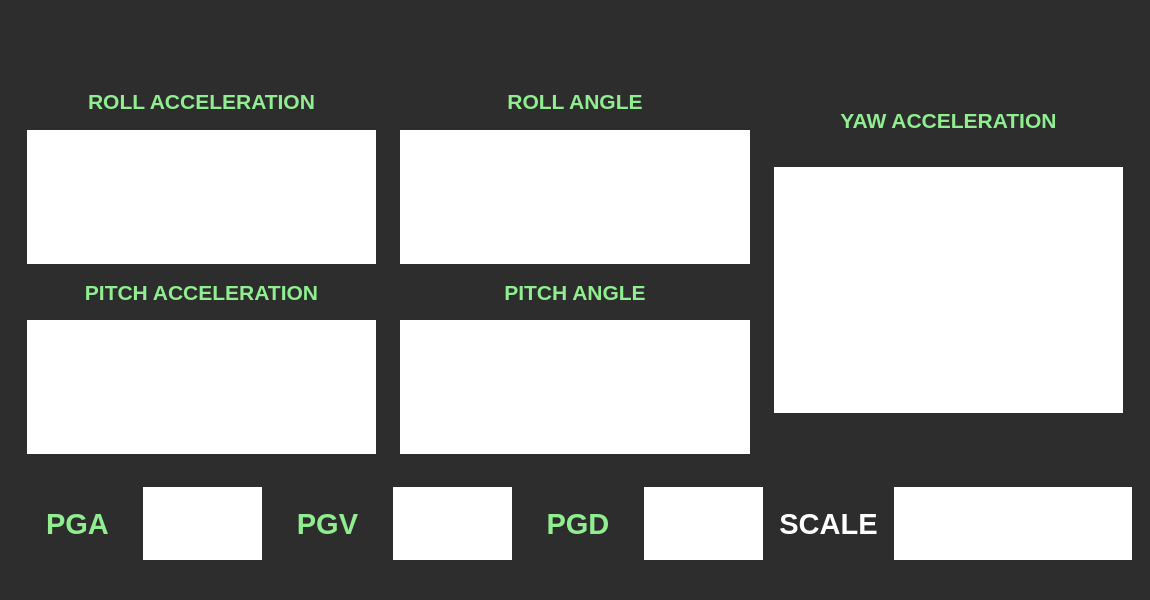
Above: seismograph.ui from Hi-Keiko/tugas-hardware-caslab before the change. Below: the same form after it.
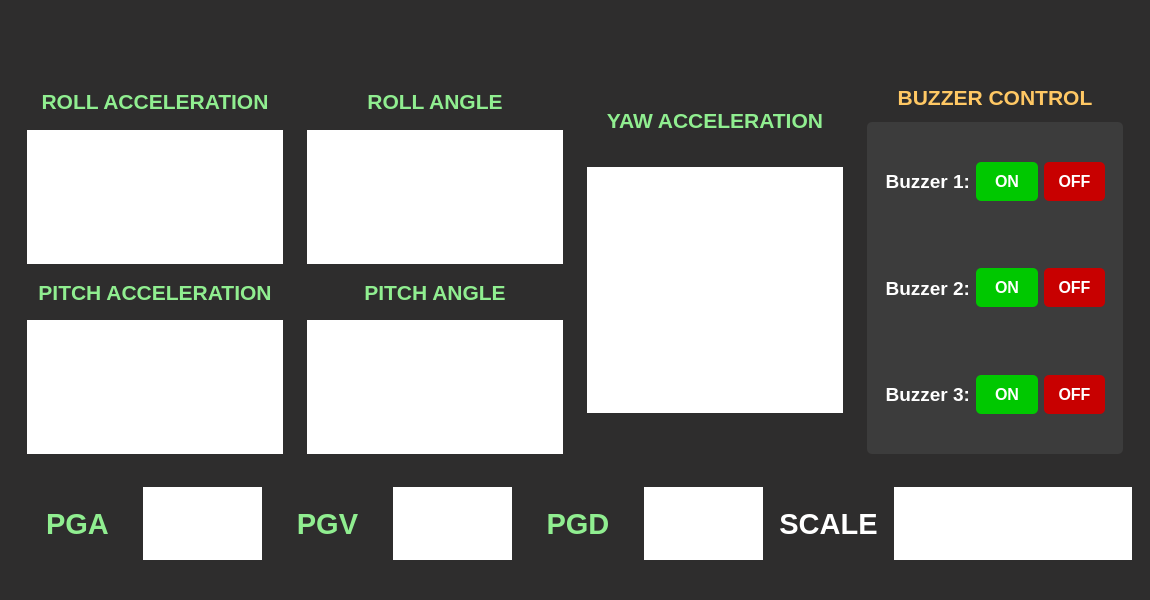
That is the form after the change. Icons and pictures are not drawn.

Commit message:
Add buzzer control panel to UI
Added a buzzer control panel with three buzzer controls, each having ON/OFF buttons and labels.

The edit to the form file:
```diff
--- a/seismograph.ui
+++ b/seismograph.ui
@@ -51,7 +51,7 @@
       <property name="frameShadow">
        <enum>QFrame::Plain</enum>
       </property>
-      <layout class="QHBoxLayout" name="horizontalLayout_4" stretch="1,1,1">
+      <layout class="QHBoxLayout" name="horizontalLayout_4" stretch="1,1,1,1">
        <item>
         <widget class="QFrame" name="frame">
          <property name="sizePolicy">
@@ -314,6 +314,329 @@
          </layout>
         </widget>
        </item>
+       <item>
+        <widget class="QFrame" name="frame_buzzer">
+         <property name="sizePolicy">
+          <sizepolicy hsizetype="Expanding" vsizetype="Expanding">
+           <horstretch>0</horstretch>
+           <verstretch>0</verstretch>
+          </sizepolicy>
+         </property>
+         <property name="frameShape">
+          <enum>QFrame::NoFrame</enum>
+         </property>
+         <property name="frameShadow">
+          <enum>QFrame::Plain</enum>
+         </property>
+         <layout class="QVBoxLayout" name="verticalLayout_buzzer" stretch="1,9">
+          <item>
+           <widget class="QLabel" name="label_buzzer_control">
+            <property name="sizePolicy">
+             <sizepolicy hsizetype="Expanding" vsizetype="Expanding">
+              <horstretch>0</horstretch>
+              <verstretch>0</verstretch>
+             </sizepolicy>
+            </property>
+            <property name="font">
+             <font>
+              <pointsize>16</pointsize>
+              <weight>75</weight>
+              <bold>true</bold>
+             </font>
+            </property>
+            <property name="styleSheet">
+             <string notr="true">color: rgb(255, 200, 100); background-color: transparent;</string>
+            </property>
+            <property name="text">
+             <string>BUZZER CONTROL</string>
+            </property>
+            <property name="alignment">
+             <set>Qt::AlignCenter</set>
+            </property>
+           </widget>
+          </item>
+          <item>
+           <widget class="QWidget" name="buzzer_control_panel" native="true">
+            <property name="sizePolicy">
+             <sizepolicy hsizetype="Expanding" vsizetype="Expanding">
+              <horstretch>0</horstretch>
+              <verstretch>0</verstretch>
+             </sizepolicy>
+            </property>
+            <property name="styleSheet">
+             <string notr="true">background-color: rgb(60, 60, 60); border-radius: 5px;</string>
+            </property>
+            <layout class="QVBoxLayout" name="verticalLayout_buzzer_inner">
+             <item>
+              <widget class="QFrame" name="frame_buzzer1">
+               <property name="frameShape">
+                <enum>QFrame::NoFrame</enum>
+               </property>
+               <property name="frameShadow">
+                <enum>QFrame::Plain</enum>
+               </property>
+               <layout class="QHBoxLayout" name="horizontalLayout_buzzer1">
+                <item>
+                 <widget class="QLabel" name="label_buzzer1">
+                  <property name="font">
+                   <font>
+                    <pointsize>14</pointsize>
+                    <weight>75</weight>
+                    <bold>true</bold>
+                   </font>
+                  </property>
+                  <property name="styleSheet">
+                   <string notr="true">color: rgb(255, 255, 255); background-color: transparent;</string>
+                  </property>
+                  <property name="text">
+                   <string>Buzzer 1:</string>
+                  </property>
+                  <property name="alignment">
+                   <set>Qt::AlignRight|Qt::AlignVCenter</set>
+                  </property>
+                 </widget>
+                </item>
+                <item>
+                 <widget class="QPushButton" name="btn_buzzer1_on">
+                  <property name="font">
+                   <font>
+                    <pointsize>12</pointsize>
+                    <weight>75</weight>
+                    <bold>true</bold>
+                   </font>
+                  </property>
+                  <property name="styleSheet">
+                   <string notr="true">QPushButton {
+    background-color: rgb(0, 200, 0);
+    color: white;
+    border-radius: 5px;
+    padding: 10px;
+}
+QPushButton:hover {
+    background-color: rgb(0, 255, 0);
+}
+QPushButton:pressed {
+    background-color: rgb(0, 150, 0);
+}</string>
+                  </property>
+                  <property name="text">
+                   <string>ON</string>
+                  </property>
+                 </widget>
+                </item>
+                <item>
+                 <widget class="QPushButton" name="btn_buzzer1_off">
+                  <property name="font">
+                   <font>
+                    <pointsize>12</pointsize>
+                    <weight>75</weight>
+                    <bold>true</bold>
+                   </font>
+                  </property>
+                  <property name="styleSheet">
+                   <string notr="true">QPushButton {
+    background-color: rgb(200, 0, 0);
+    color: white;
+    border-radius: 5px;
+    padding: 10px;
+}
+QPushButton:hover {
+    background-color: rgb(255, 0, 0);
+}
+QPushButton:pressed {
+    background-color: rgb(150, 0, 0);
+}</string>
+                  </property>
+                  <property name="text">
+                   <string>OFF</string>
+                  </property>
+                 </widget>
+                </item>
+               </layout>
+              </widget>
+             </item>
+             <item>
+              <widget class="QFrame" name="frame_buzzer2">
+               <property name="frameShape">
+                <enum>QFrame::NoFrame</enum>
+               </property>
+               <property name="frameShadow">
+                <enum>QFrame::Plain</enum>
+               </property>
+               <layout class="QHBoxLayout" name="horizontalLayout_buzzer2">
+                <item>
+                 <widget class="QLabel" name="label_buzzer2">
+                  <property name="font">
+                   <font>
+                    <pointsize>14</pointsize>
+                    <weight>75</weight>
+                    <bold>true</bold>
+                   </font>
+                  </property>
+                  <property name="styleSheet">
+                   <string notr="true">color: rgb(255, 255, 255); background-color: transparent;</string>
+                  </property>
+                  <property name="text">
+                   <string>Buzzer 2:</string>
+                  </property>
+                  <property name="alignment">
+                   <set>Qt::AlignRight|Qt::AlignVCenter</set>
+                  </property>
+                 </widget>
+                </item>
+                <item>
+                 <widget class="QPushButton" name="btn_buzzer2_on">
+                  <property name="font">
+                   <font>
+                    <pointsize>12</pointsize>
+                    <weight>75</weight>
+                    <bold>true</bold>
+                   </font>
+                  </property>
+                  <property name="styleSheet">
+                   <string notr="true">QPushButton {
+    background-color: rgb(0, 200, 0);
+    color: white;
+    border-radius: 5px;
+    padding: 10px;
+}
+QPushButton:hover {
+    background-color: rgb(0, 255, 0);
+}
+QPushButton:pressed {
+    background-color: rgb(0, 150, 0);
+}</string>
+                  </property>
+                  <property name="text">
+                   <string>ON</string>
+                  </property>
+                 </widget>
+                </item>
+                <item>
+                 <widget class="QPushButton" name="btn_buzzer2_off">
+                  <property name="font">
+                   <font>
+                    <pointsize>12</pointsize>
+                    <weight>75</weight>
+                    <bold>true</bold>
+                   </font>
+                  </property>
+                  <property name="styleSheet">
+                   <string notr="true">QPushButton {
+    background-color: rgb(200, 0, 0);
+    color: white;
+    border-radius: 5px;
+    padding: 10px;
+}
+QPushButton:hover {
+    background-color: rgb(255, 0, 0);
+}
+QPushButton:pressed {
+    background-color: rgb(150, 0, 0);
+}</string>
+                  </property>
+                  <property name="text">
+                   <string>OFF</string>
+                  </property>
+                 </widget>
+                </item>
+               </layout>
+              </widget>
+             </item>
+             <item>
+              <widget class="QFrame" name="frame_buzzer3">
+               <property name="frameShape">
+                <enum>QFrame::NoFrame</enum>
+               </property>
+               <property name="frameShadow">
+                <enum>QFrame::Plain</enum>
+               </property>
+               <layout class="QHBoxLayout" name="horizontalLayout_buzzer3">
+                <item>
+                 <widget class="QLabel" name="label_buzzer3">
+                  <property name="font">
+                   <font>
+                    <pointsize>14</pointsize>
+                    <weight>75</weight>
+                    <bold>true</bold>
+                   </font>
+                  </property>
+                  <property name="styleSheet">
+                   <string notr="true">color: rgb(255, 255, 255); background-color: transparent;</string>
+                  </property>
+                  <property name="text">
+                   <string>Buzzer 3:</string>
+                  </property>
+                  <property name="alignment">
+                   <set>Qt::AlignRight|Qt::AlignVCenter</set>
+                  </property>
+                 </widget>
+                </item>
+                <item>
+                 <widget class="QPushButton" name="btn_buzzer3_on">
+                  <property name="font">
+                   <font>
+                    <pointsize>12</pointsize>
+                    <weight>75</weight>
+                    <bold>true</bold>
+                   </font>
+                  </property>
+                  <property name="styleSheet">
+                   <string notr="true">QPushButton {
+    background-color: rgb(0, 200, 0);
+    color: white;
+    border-radius: 5px;
+    padding: 10px;
+}
+QPushButton:hover {
+    background-color: rgb(0, 255, 0);
+}
+QPushButton:pressed {
+    background-color: rgb(0, 150, 0);
+}</string>
+                  </property>
+                  <property name="text">
+                   <string>ON</string>
+                  </property>
+                 </widget>
+                </item>
+                <item>
+                 <widget class="QPushButton" name="btn_buzzer3_off">
+                  <property name="font">
+                   <font>
+                    <pointsize>12</pointsize>
+                    <weight>75</weight>
+                    <bold>true</bold>
+                   </font>
+                  </property>
+                  <property name="styleSheet">
+                   <string notr="true">QPushButton {
+    background-color: rgb(200, 0, 0);
+    color: white;
+    border-radius: 5px;
+    padding: 10px;
+}
+QPushButton:hover {
+    background-color: rgb(255, 0, 0);
+}
+QPushButton:pressed {
+    background-color: rgb(150, 0, 0);
+}</string>
+                  </property>
+                  <property name="text">
+                   <string>OFF</string>
+                  </property>
+                 </widget>
+                </item>
+               </layout>
+              </widget>
+             </item>
+            </layout>
+           </widget>
+          </item>
+         </layout>
+        </widget>
+       </item>
       </layout>
      </widget>
     </item>
```
